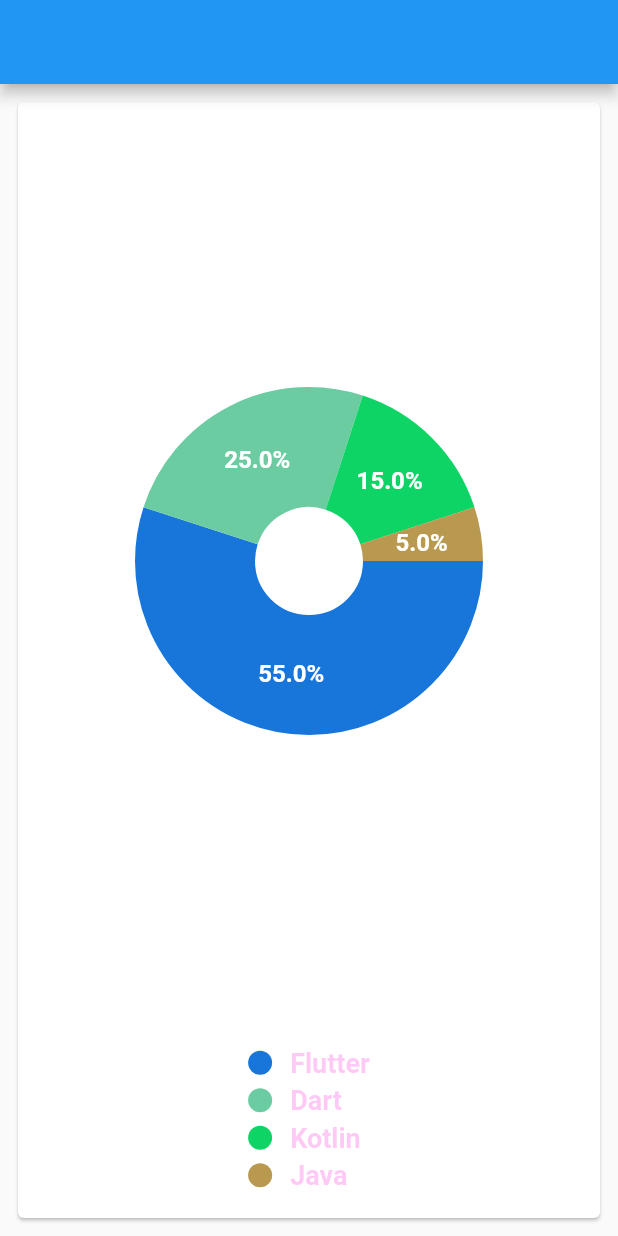
After one commit to MigAlex/october_2020_practise_10, a Flutter app: the screen it shows after launch, swiped to page 3, on a phone screen of 412 x 824 dp. The commit adds this screen. Run offline on Flutter 3.47's test engine with Material 2 defaults, Android fonts, the phone set to English and light mode, and no system bars; drawn by our look-alikes of fl_chart.

Commit message:
pie chart

```diff
--- /dev/null
+++ b/lib/custom_widgets/custom_indicators.dart
@@ -0,0 +1,46 @@
+import 'package:flutter/material.dart';
+import 'package:october_2020_practise_10/data/pie_data.dart';
+
+class CustomIndicators extends StatelessWidget {
+  @override
+  Widget build(BuildContext context) {
+    return Column(
+      crossAxisAlignment: CrossAxisAlignment.start,
+      children: DataForPie.data
+          .map(
+            (el) => Container(
+              padding: const EdgeInsets.symmetric(vertical: 2),
+              child: buildIndicator(color: el.color, text: el.name),
+            ),
+          )
+          .toList(),
+    );
+  }
+
+  Row buildIndicator({
+    @required Color color,
+    @required String text,
+    bool isSquare = false,
+    double size = 16,
+    Color textColor = const Color(0x48fa44da),
+  }) {
+    return Row(
+      children: [
+        Container(
+          width: size,
+          height: size,
+          decoration: BoxDecoration(
+            shape: isSquare ? BoxShape.rectangle : BoxShape.circle,
+            color: color,
+          ),
+        ),
+        const SizedBox(width: 12),
+        Text(
+          text,
+          style: TextStyle(
+              fontSize: 18, fontWeight: FontWeight.bold, color: textColor),
+        )
+      ],
+    );
+  }
+}
--- /dev/null
+++ b/lib/custom_widgets/custom_pie_sections.dart
@@ -0,0 +1,28 @@
+import 'package:fl_chart/fl_chart.dart';
+import 'package:flutter/material.dart';
+
+import 'package:october_2020_practise_10/data/pie_data.dart';
+
+List<PieChartSectionData> getSections(int tappedIndex) => DataForPie.data
+    .asMap()
+    .map<int, PieChartSectionData>((key, data) {
+      final isTouched = key == tappedIndex;
+      final double fontSize = isTouched ? 25 : 16;
+      final double radius = isTouched ? 100 : 80;
+
+      final value = PieChartSectionData(
+        color: data.color,
+        value: data.value,
+        title: '${data.value}%',
+        radius: radius,
+        titleStyle: TextStyle(
+          fontSize: fontSize,
+          fontWeight: FontWeight.bold,
+          color: const Color(0xffffffff),
+        ),
+      );
+
+      return MapEntry(key, value);
+    })
+    .values
+    .toList();
--- /dev/null
+++ b/lib/data/pie_data.dart
@@ -0,0 +1,20 @@
+import 'package:flutter/material.dart';
+
+class DataForPie{
+  static List<PieData> data = [
+    PieData(name: 'Flutter', value: 55, color: const Color(0xff1876da)),
+    PieData(name: 'Dart', value: 25, color: const Color(0xff6ccca1)),
+    PieData(name: 'Kotlin', value: 15, color: const Color(0xff0dd465)),
+    PieData(name: 'Java', value: 5, color: const Color(0xdaad8831)),
+  ];
+}
+
+
+class PieData{
+  final String name;
+  final double value;
+  final Color color;
+
+  PieData({this.name, this.value, this.color});
+
+}
--- a/lib/screens/home_main.dart
+++ b/lib/screens/home_main.dart
@@ -13,7 +13,9 @@ class Home extends StatelessWidget {
             scrollDirection: Axis.horizontal,
             children: [
               BarChartScreen(),
-              LineChartPage(),
+              LineChartScreen(),
+              PieChartScreen()
+
             ],
           ),
         ),
--- a/lib/screens/line_chart_screen.dart
+++ b/lib/screens/line_chart_screen.dart
@@ -1,7 +1,7 @@
 import 'package:flutter/material.dart';
 import 'package:october_2020_practise_10/custom_widgets/custom_line_chart.dart';
 
-class LineChartPage extends StatelessWidget {
+class LineChartScreen extends StatelessWidget {
   @override
   Widget build(BuildContext context) => Card(
         elevation: 4,
--- /dev/null
+++ b/lib/screens/pie_chart_screen.dart
@@ -0,0 +1,53 @@
+import 'package:fl_chart/fl_chart.dart';
+import 'package:flutter/material.dart';
+import 'package:october_2020_practise_10/custom_widgets/custom_indicators.dart';
+import 'package:october_2020_practise_10/custom_widgets/custom_pie_sections.dart';
+
+class PieChartScreen extends StatefulWidget {
+  @override
+  _PieChartScreenState createState() => _PieChartScreenState();
+}
+
+class _PieChartScreenState extends State<PieChartScreen> {
+  int tappedIndex;
+  @override
+  Widget build(BuildContext context) {
+    return Card(
+      child: Column(
+        children: [
+          Expanded(
+            child: PieChart(
+              PieChartData(
+                pieTouchData: PieTouchData(
+                  touchCallback: (pieTouchResponse) {
+                    setState(() {
+                      if (pieTouchResponse.touchInput is FlLongPressEnd ||
+                          pieTouchResponse.touchInput is FlPanEnd) {
+                        tappedIndex = -1;
+                      } else {
+                        tappedIndex = pieTouchResponse.touchedSectionIndex;
+                      }
+                    });
+                  },
+                ),
+                borderData: FlBorderData(show: false),
+                sectionsSpace: 0,
+                centerSpaceRadius: 36,
+                sections: getSections(tappedIndex),
+              ),
+            ),
+          ),
+          Row(
+            mainAxisAlignment: MainAxisAlignment.center,
+            children: [
+              Padding(
+                padding: const EdgeInsets.all(16),
+                child: CustomIndicators(),
+              ),
+            ],
+          )
+        ],
+      ),
+    );
+  }
+}
--- a/lib/screens/screen_exporter.dart
+++ b/lib/screens/screen_exporter.dart
@@ -1,2 +1,3 @@
 export 'bar_chart_screen.dart';
 export 'line_chart_screen.dart';
+export 'pie_chart_screen.dart';
```
